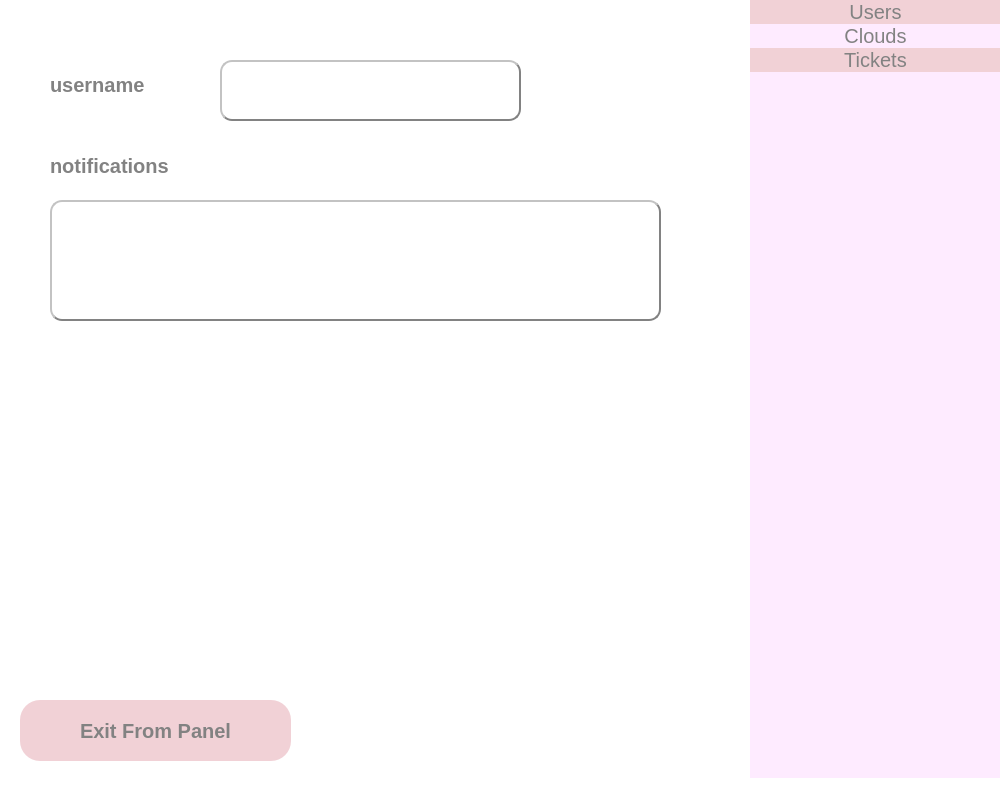
This is ui/admin_dashboard.ui in vidagharavian/cloud_service as Qt 5 draws it before an edit. The edited form follows.
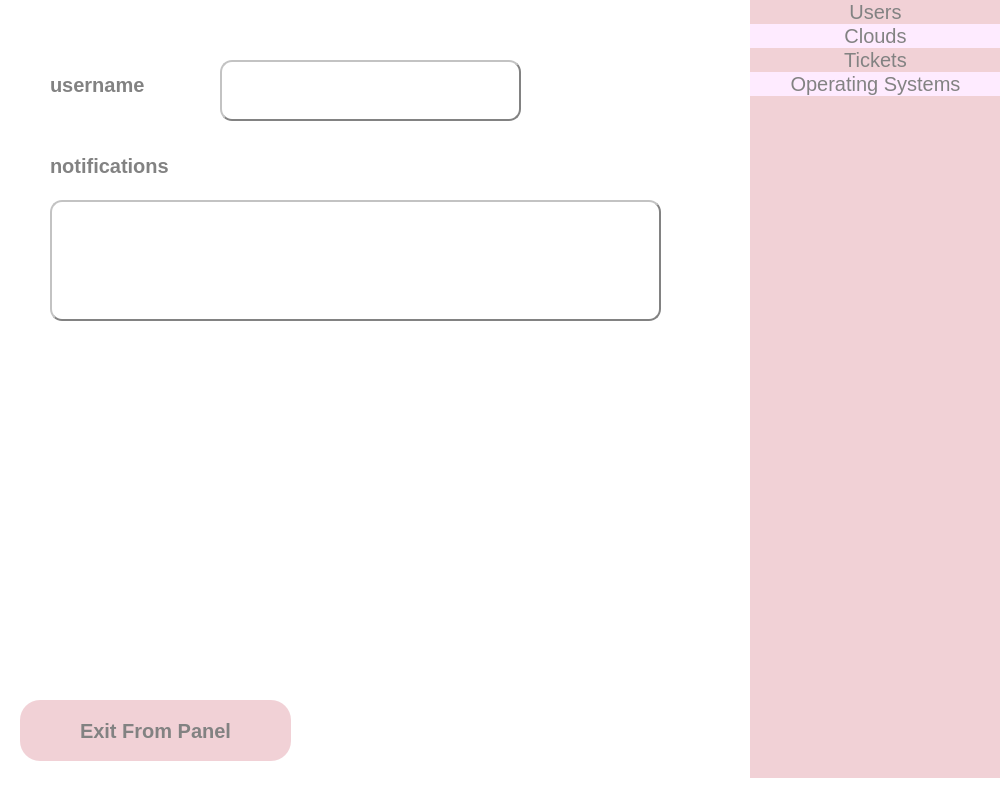
This is the edited form.

```diff
--- a/ui/admin_dashboard.ui
+++ b/ui/admin_dashboard.ui
@@ -144,7 +144,7 @@
       <height>781</height>
      </rect>
     </property>
-    <layout class="QVBoxLayout" name="verticalLayout" stretch="0,0,0,0">
+    <layout class="QVBoxLayout" name="verticalLayout" stretch="0,0,0,0,0">
      <property name="spacing">
       <number>0</number>
      </property>
@@ -207,6 +207,23 @@
        </property>
       </widget>
      </item>
+     <item>
+      <widget class="QPushButton" name="os">
+       <property name="font">
+        <font>
+         <pointsize>15</pointsize>
+        </font>
+       </property>
+       <property name="styleSheet">
+        <string notr="true">color: rgb(130, 130, 130);
+border: 0px;
+background-color: rgb(254, 235, 255);</string>
+       </property>
+       <property name="text">
+        <string>Operating Systems</string>
+       </property>
+      </widget>
+     </item>
      <item>
       <widget class="QPushButton" name="pushButton_2">
        <property name="sizePolicy">
@@ -222,9 +239,9 @@
         </size>
        </property>
        <property name="styleSheet">
-        <string notr="true">color: rgb(130, 130, 130);
+        <string notr="true">background-color: rgb(241, 209, 214);
 border: 0px;
-background-color: rgb(254, 235, 255);</string>
+color: rgb(130, 130, 130);</string>
        </property>
        <property name="text">
         <string/>
```
